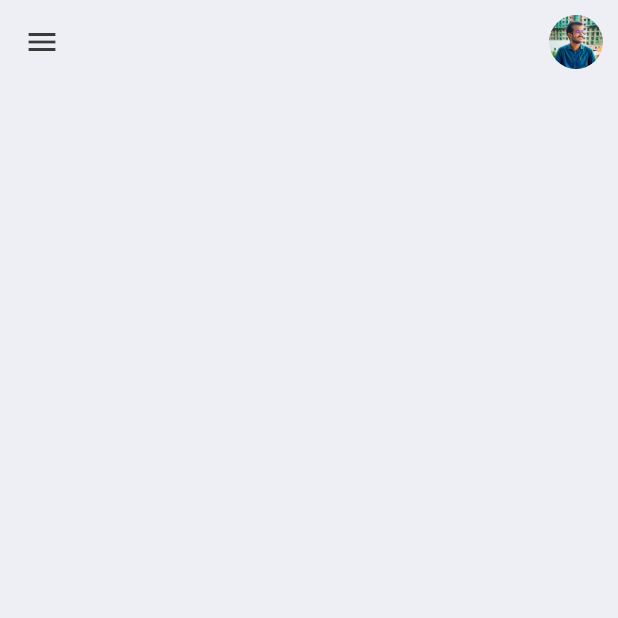
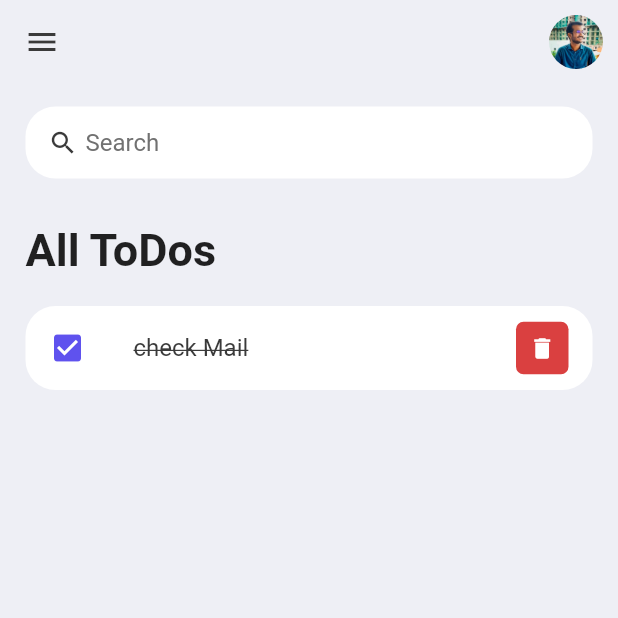
Before and after one commit to Ridoy-paul/flutter-todo-app, a Flutter app: the screen it shows after launch, on a phone screen of 412 x 824 dp, the top half of it. Run offline on Flutter 3.47's test engine with Material 2 defaults, Android fonts, the phone set to English and light mode, and no system bars.

```diff
--- a/lib/screens/home.dart
+++ b/lib/screens/home.dart
@@ -1,4 +1,5 @@
 import 'package:flutter/material.dart';
+import '../widgets/todo_item.dart';
 import '../constants/colors.dart';
 
 class HomeScreen extends StatelessWidget {
@@ -9,6 +10,62 @@ class HomeScreen extends StatelessWidget {
     return Scaffold(
       backgroundColor: tdBGColor,
       appBar: _buildAppBar(),
+      body: SafeArea(
+        child: Padding(
+          padding: const EdgeInsets.symmetric(horizontal: 17, vertical: 15),
+          child: Column(
+            mainAxisAlignment: MainAxisAlignment.start,
+            children: [
+              searchBox(),
+              Expanded(
+                child: ListView(
+                  children: [
+                    Container(
+                      margin: const EdgeInsets.only(top: 30, bottom: 20),
+                      child: const Text(
+                        "All ToDos",
+                        style: TextStyle(
+                          fontSize: 30,
+                          fontWeight: FontWeight.bold,
+                        ),
+                      ),
+                    ),
+                    ToDoItem(),
+                  ],
+                ),
+              )
+            ],
+          ),
+        ),
+      ),
+    );
+  }
+
+  Widget searchBox() {
+    return Container(
+      padding: EdgeInsets.symmetric(horizontal: 10),
+      decoration: BoxDecoration(
+        color: Colors.white,
+        borderRadius: BorderRadius.circular(20),
+      ),
+      child: TextField(
+        decoration: InputDecoration(
+            // contentPadding: EdgeInsets.all(4),
+            prefixIcon: const Icon(
+              Icons.search,
+              color: tdBlack,
+              size: 20,
+            ),
+            prefixIconConstraints: BoxConstraints(
+              maxHeight: 20,
+              minWidth: 30,
+            ),
+            border: InputBorder.none,
+            hintText: 'Search',
+            hintStyle: TextStyle(
+              color: tdGray,
+            )),
+      ),
     );
   }
 
--- /dev/null
+++ b/lib/widgets/todo_item.dart
@@ -0,0 +1,49 @@
+import 'package:flutter/material.dart';
+import '../constants/colors.dart';
+
+class ToDoItem extends StatelessWidget {
+  ToDoItem({super.key});
+
+  @override
+  Widget build(BuildContext context) {
+    return Container(
+      child: Container(
+        child: ListTile(
+          onTap: () {},
+          shape: RoundedRectangleBorder(
+            borderRadius: BorderRadius.circular(20),
+          ),
+          tileColor: Colors.white,
+          leading: Icon(
+            Icons.check_box,
+            color: tdBlue,
+          ),
+          title: Text(
+            "check Mail",
+            style: TextStyle(
+              fontSize: 16,
+              color: tdBlack,
+              decoration: TextDecoration.lineThrough,
+            ),
+          ),
+          trailing: Container(
+            height: 35,
+            width: 35,
+            decoration: BoxDecoration(
+              color: tdRed,
+              borderRadius: BorderRadius.circular(5),
+            ),
+            child: IconButton(
+              onPressed: () {
+
+              },
+              color: Colors.white,
+              iconSize: 18,
+              icon: Icon(Icons.delete),
+            ),
+          ),
+        ),
+      ),
+    );
+  }
+}
```
